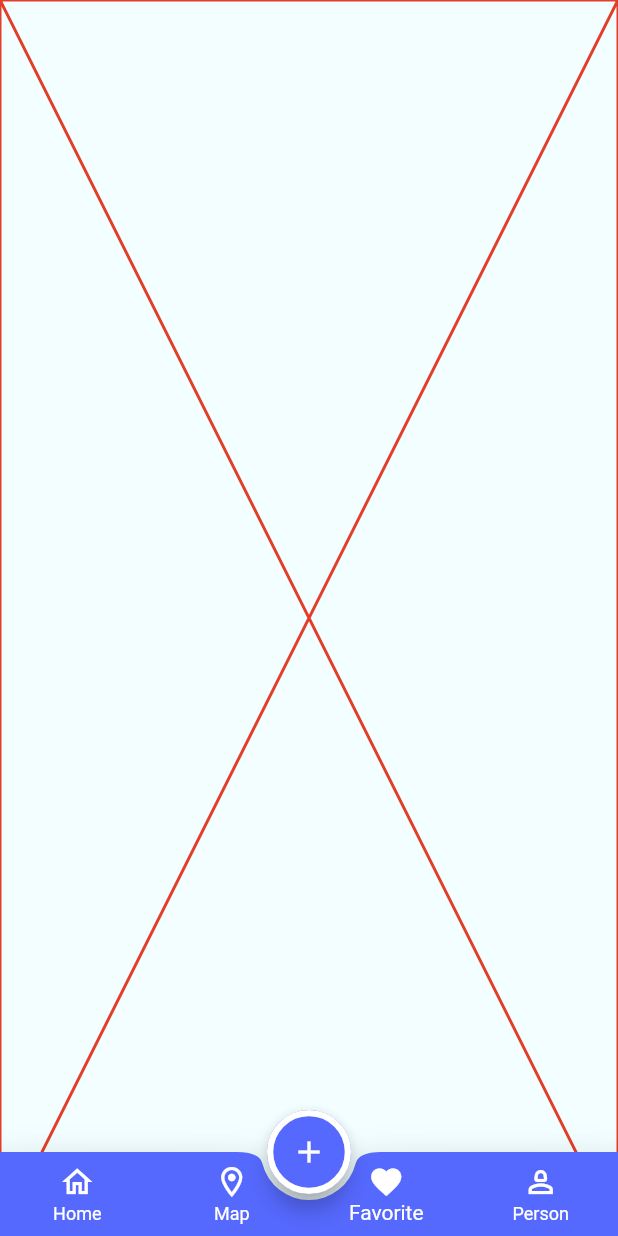
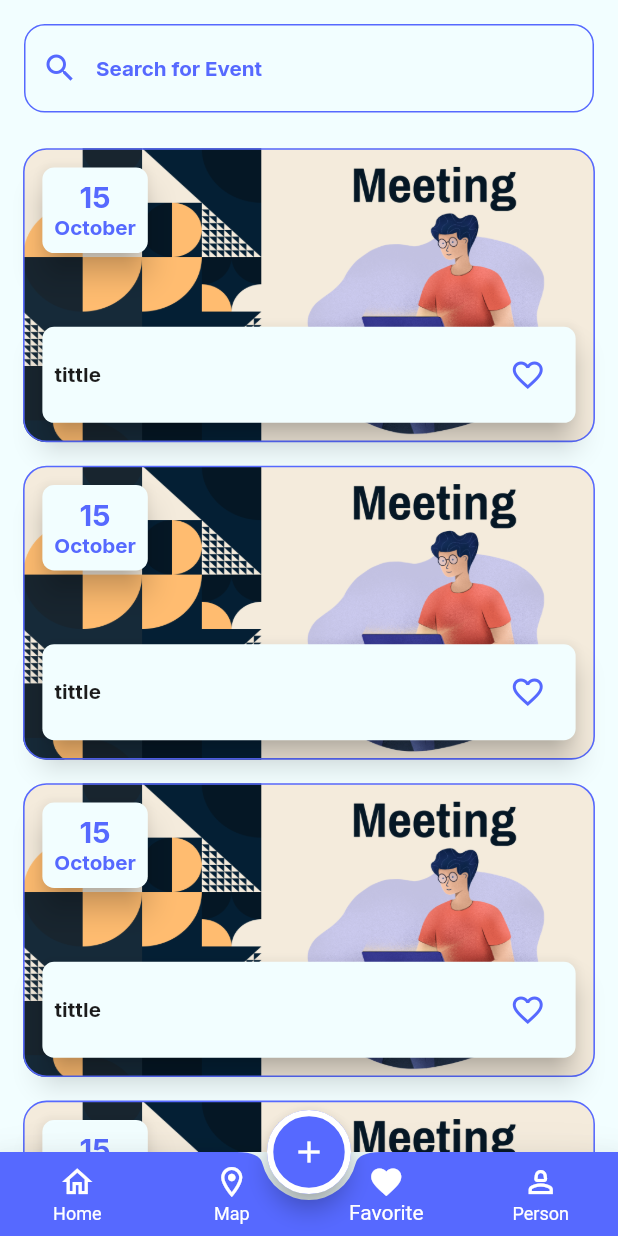
Before and after one commit to shaza28/Evently-_App, a Flutter app: the screen it shows after launch, item 3 of the bottom bar chosen, on a phone screen of 412 x 824 dp. Run offline on Flutter 3.47's test engine with Material 3 defaults, Android fonts, the light colour scheme and no system bars; our stand-ins replace flutter_screenutil, google_fonts.

Commit message:
finished favourite ui

```diff
--- a/lib/core/widget/event_item.dart
+++ b/lib/core/widget/event_item.dart
@@ -4,7 +4,7 @@ import 'package:evently_app/models/event_model.dart';
 import 'package:flutter/material.dart';
 import 'package:flutter_screenutil/flutter_screenutil.dart';
 import 'package:google_fonts/google_fonts.dart';
-import 'package:intl/intl.dart';
+import "package:intl/intl.dart";
 
 class EventItem extends StatefulWidget {
   const EventItem({super.key, required this.event});
--- a/lib/feature/main_layout/favorite/favorite_tab.dart
+++ b/lib/feature/main_layout/favorite/favorite_tab.dart
@@ -1,13 +1,62 @@
 import 'package:evently_app/core/resourses/colors_manager.dart';
+import 'package:evently_app/core/widget/event_item.dart';
 import 'package:flutter/material.dart';
+import 'package:flutter_screenutil/flutter_screenutil.dart';
+import 'package:google_fonts/google_fonts.dart';
+
+import '../../../models/category_model.dart';
+import '../../../models/event_model.dart';
 
 class FavoriteTab extends StatelessWidget {
   const FavoriteTab({super.key});
 
   @override
   Widget build(BuildContext context) {
-    return const Placeholder(
-      color:AppColors.red,
+    return SafeArea(
+      child: Column(
+        children: [
+          Padding(
+            padding: EdgeInsets.symmetric(horizontal: 16, vertical: 16),
+            child: TextField(
+              decoration: InputDecoration(
+                prefixIcon: Icon(
+                  Icons.search,
+                  color: AppColors.blue,
+                ),
+                hintText: "Search for Event",
+                hintStyle: GoogleFonts.inter(
+                  fontSize: 14.sp,
+                  fontWeight: FontWeight.bold,
+                  color: AppColors.blue,
+                ),
+                enabledBorder: OutlineInputBorder(
+                  borderRadius: BorderRadius.circular(14.r),
+                  borderSide: BorderSide(color: AppColors.blue, width: 1),
+                ),
+                focusedBorder: OutlineInputBorder(
+                  borderRadius: BorderRadius.circular(14.r),
+                  borderSide: BorderSide(color: AppColors.blue, width: 1),
+                ),
+              ),
+            ),
+          ),
+          Expanded(
+            child: ListView.builder(
+              padding: EdgeInsets.zero,
+              itemCount: 20,
+              itemBuilder: (context, index) => EventItem(
+                event: EventModel(
+                  category: CategoryModel.categories[3],
+                  title: "tittle",
+                  description: "Meeting for Updating The Development Method",
+                  dateTime: DateTime.now(),
+                  timeOfDay: TimeOfDay.now(),
+                ),
+              ),
+            ),
+          ),
+        ],
+      ),
     );
   }
 }
```
